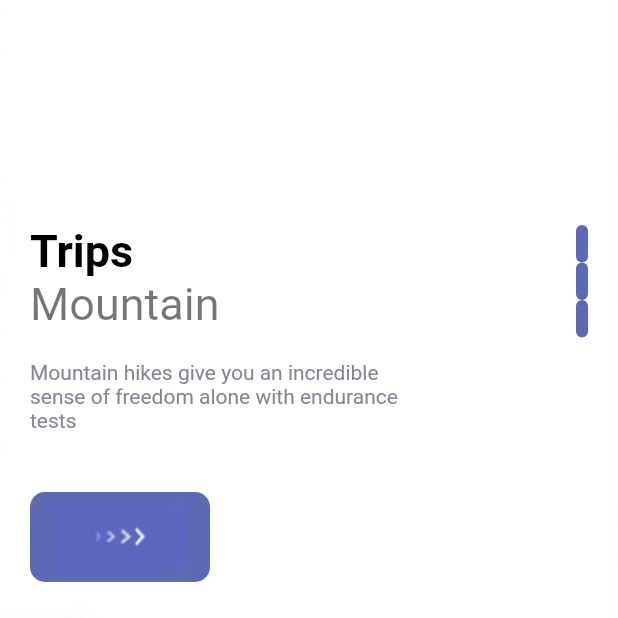
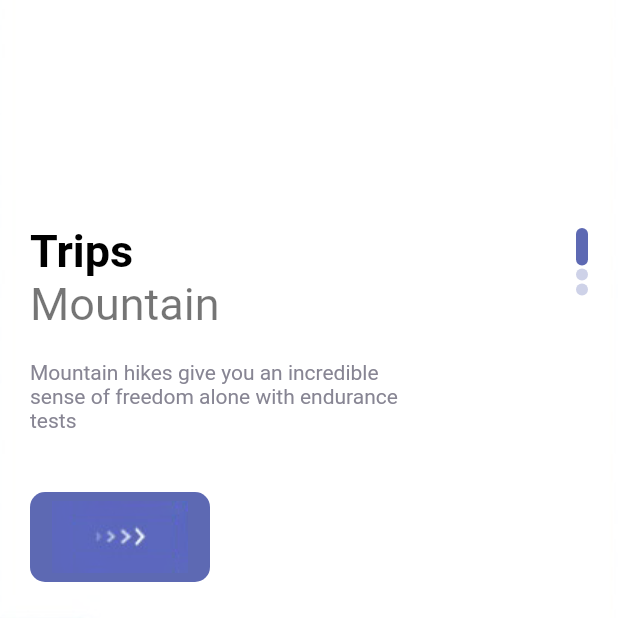
Before and after one commit to sxjal/More-Journeys, a Flutter app: the screen it shows after launch, on a phone screen of 412 x 824 dp, the top half of it. Run offline on Flutter 3.47's test engine with Material 2 defaults, Android fonts, the phone set to English and light mode, and no system bars.

Commit message:
slider done

```diff
--- a/lib/pages/welcome_page.dart
+++ b/lib/pages/welcome_page.dart
@@ -24,13 +24,13 @@ class _WelcomePageState extends State<WelcomePage> {
       body: PageView.builder(
         scrollDirection: Axis.vertical,
         itemCount: images.length,
-        itemBuilder: (context, index) {
+        itemBuilder: (context, pageindex) {
           return Container(
             height: double.maxFinite,
             width: double.maxFinite,
             decoration: BoxDecoration(
               image: DecorationImage(
-                image: AssetImage("img/${images[index]}"),
+                image: AssetImage("img/${images[pageindex]}"),
                 fit: BoxFit.cover,
               ),
             ),
@@ -65,11 +65,14 @@ class _WelcomePageState extends State<WelcomePage> {
                     children: List.generate(
                       3,
                       (index) => Container(
+                        margin: const EdgeInsets.only(top: 2),
                         width: 8,
-                        height: 25,
+                        height: index == pageindex ? 25 : 8,
                         decoration: BoxDecoration(
                           borderRadius: BorderRadius.circular(8),
-                          color: AppColors.mainColor,
+                          color: index == pageindex
+                              ? AppColors.mainColor
+                              : AppColors.mainColor.withOpacity(0.3),
                         ),
                       ),
                     ),
```
